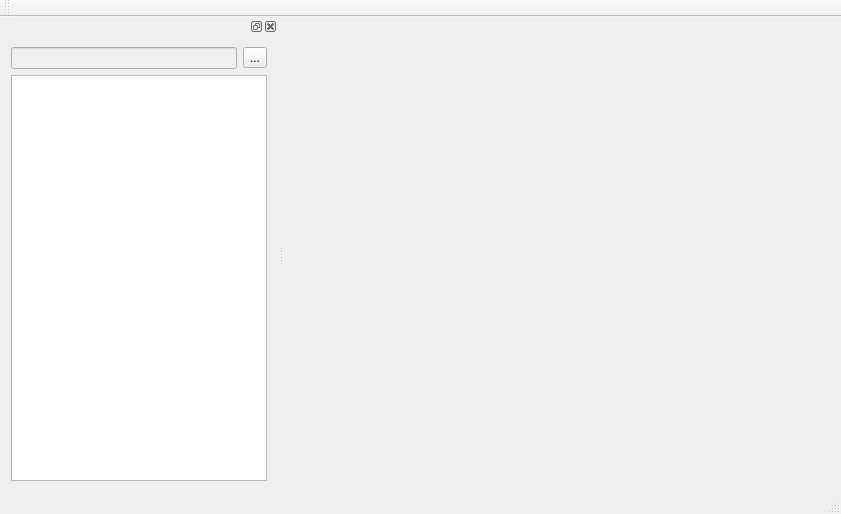
sadika9/ChemView, file MainWindow/mainwindow.ui: the form before one commit.
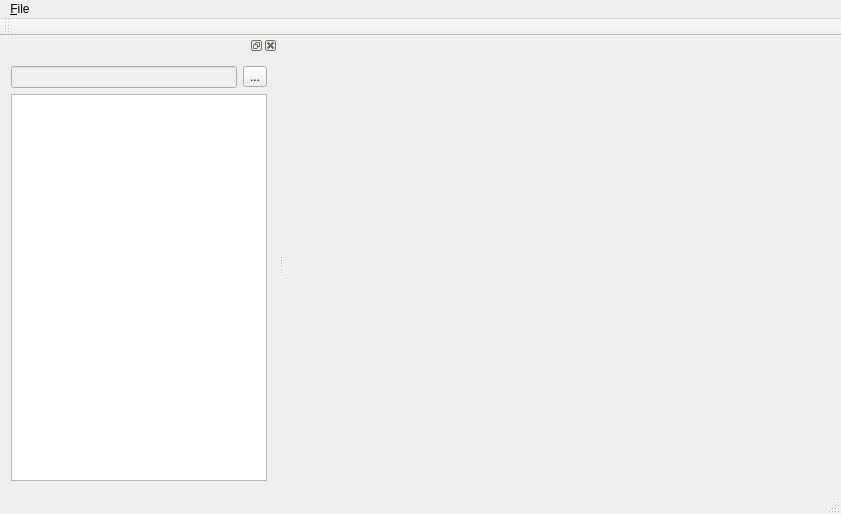
The form after the commit. Custom widgets are drawn as their Qt base class.

Diff of the .ui file:
```diff
--- a/MainWindow/mainwindow.ui
+++ b/MainWindow/mainwindow.ui
@@ -29,6 +29,14 @@
      <height>18</height>
     </rect>
    </property>
+   <widget class="QMenu" name="menu_File">
+    <property name="title">
+     <string>&amp;File</string>
+    </property>
+    <addaction name="actionOpenFIle"/>
+    <addaction name="actionOpenDirectory"/>
+   </widget>
+   <addaction name="menu_File"/>
   </widget>
   <widget class="QToolBar" name="mainToolBar">
    <attribute name="toolBarArea">
```
Left out of the diff: 10 changed lines with no effect on the pictures.
